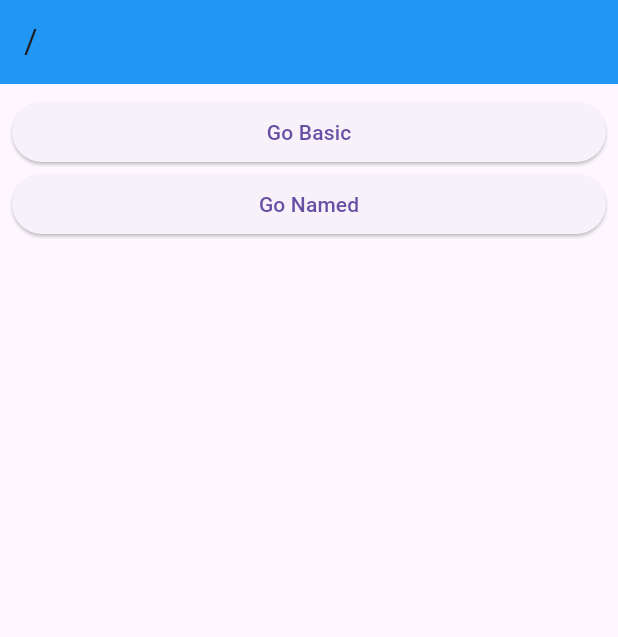
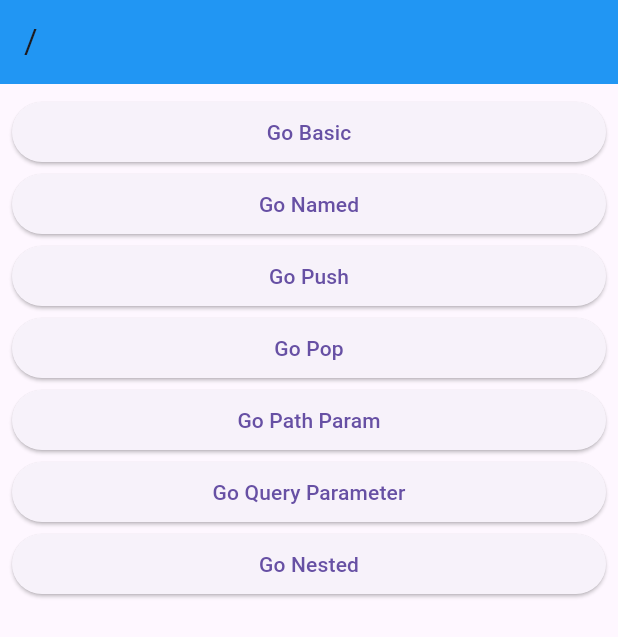
Before and after one commit to DeukYu/inflearn-flutter-intermediate, a Flutter app: the screen it shows after launch, on a phone screen of 412 x 824 dp. Shown: the top 637 px of the screen. Run offline on Flutter 3.47's test engine with Material 3 defaults, Android fonts, the phone set to English and light mode, and no system bars; our stand-ins replace dio, flutter_riverpod, flutter_secure_storage, go_router, retrofit, riverpod_annotation and 1 more; generated files the repository leaves out were written again.

Commit message:
go_router example

```diff
--- a/go_router_v7/lib/route/router.dart
+++ b/go_router_v7/lib/route/router.dart
@@ -1,6 +1,13 @@
 import 'package:go_router/go_router.dart';
 import 'package:go_router_v7/screen/basic_screen.dart';
 import 'package:go_router_v7/screen/named_screen.dart';
+import 'package:go_router_v7/screen/nested_child_screen.dart';
+import 'package:go_router_v7/screen/nested_screen.dart';
+import 'package:go_router_v7/screen/path_param_screen.dart';
+import 'package:go_router_v7/screen/pop_base_screen.dart';
+import 'package:go_router_v7/screen/pop_return_screen.dart';
+import 'package:go_router_v7/screen/push_screen.dart';
+import 'package:go_router_v7/screen/query_parameter.dart';
 import 'package:go_router_v7/screen/root_screen.dart';
 
 final router = GoRouter(
@@ -24,6 +31,72 @@ final router = GoRouter(
             return NamedScreen();
           },
         ),
-        ]),
+        GoRoute(
+          path: 'push',
+          builder: (context, state) {
+            return PushScreen();
+          },
+        ),
+        GoRoute(
+          path: 'pop',
+          builder: (context, state) {
+            return PopBaseScreen();
+          },
+          routes: [
+            GoRoute(
+              path: 'return',
+              builder: (context, state) {
+                return PopReturnScreen();
+              },
+            ),
+          ],
+        ),
+        GoRoute(
+          path: 'path_param/:id',
+          builder: (context, state) {
+            return PathParamScreen();
+          },
+          routes: [
+            GoRoute(
+              path: ':name',
+              builder: (context, state) {
+                return PathParamScreen();
+              },
+            ),
+          ],
+        ),
+        GoRoute(
+          path: 'query_param',
+          builder: (context, state) {
+            return const QueryParameterScreen();
+          },
+        ),
+        ShellRoute(
+          builder: (context, state, child) {
+            return NestedScreen(child: child);
+          },
+          routes: [
+            GoRoute(
+              path: 'nested/a',
+              builder: (_, state) => NestedChildScreen(
+                routeName: '/nested/a',
+              ),
+            ),
+            GoRoute(
+              path: 'nested/b',
+              builder: (_, state) => NestedChildScreen(
+                routeName: '/nested/b',
+              ),
+            ),
+            GoRoute(
+              path: 'nested/c',
+              builder: (_, state) => NestedChildScreen(
+                routeName: '/nested/c',
+              ),
+            ),
+          ],
+        ),
+      ],
+    ),
   ],
 );
--- /dev/null
+++ b/go_router_v7/lib/screen/path_param_screen.dart
@@ -0,0 +1,24 @@
+import 'package:flutter/material.dart';
+import 'package:go_router/go_router.dart';
+import 'package:go_router_v7/layout/default_layout.dart';
+
+class PathParamScreen extends StatelessWidget {
+  const PathParamScreen({super.key});
+
+  @override
+  Widget build(BuildContext context) {
+    return DefaultLayout(
+      body: ListView(
+        children: [
+          Text('Path Param : ${GoRouterState.of(context).pathParameters}'),
+          ElevatedButton(
+            onPressed: () {
+              context.go('/path_param/455/codefactory');
+            },
+            child: Text('Path Param'),
+          ),
+        ],
+      ),
+    );
+  }
+}
--- a/go_router_v7/lib/screen/root_screen.dart
+++ b/go_router_v7/lib/screen/root_screen.dart
@@ -22,6 +22,36 @@ class RootScreen extends StatelessWidget {
             },
             child: Text('Go Named'),
           ),
+          ElevatedButton(
+            onPressed: () {
+              context.go('/push');
+            },
+            child: Text('Go Push'),
+          ),
+          ElevatedButton(
+            onPressed: () {
+              context.go('/pop');
+            },
+            child: Text('Go Pop'),
+          ),
+          ElevatedButton(
+            onPressed: () {
+              context.go('/path_param/456');
+            },
+            child: Text('Go Path Param'),
+          ),
+          ElevatedButton(
+            onPressed: () {
+              context.go('/query_param');
+            },
+            child: const Text('Go Query Parameter'),
+          ),
+          ElevatedButton(
+            onPressed: () {
+              context.go('/nested/a');
+            },
+            child: const Text('Go Nested'),
+          ),
         ],
       ),
     );
```
Also changed, not shown: go_router_v7/lib/screen/nested_child_screen.dart (added, +14 -0 lines), go_router_v7/lib/screen/nested_screen.dart (added, +60 -0 lines), go_router_v7/lib/screen/pop_base_screen.dart (added, +24 -0 lines), go_router_v7/lib/screen/pop_return_screen.dart (added, +23 -0 lines), go_router_v7/lib/screen/push_screen.dart (added, +28 -0 lines), go_router_v7/lib/screen/query_parameter.dart (added, +31 -0 lines), 1 other file. Lines whose indentation alone changed are shown as unchanged.
